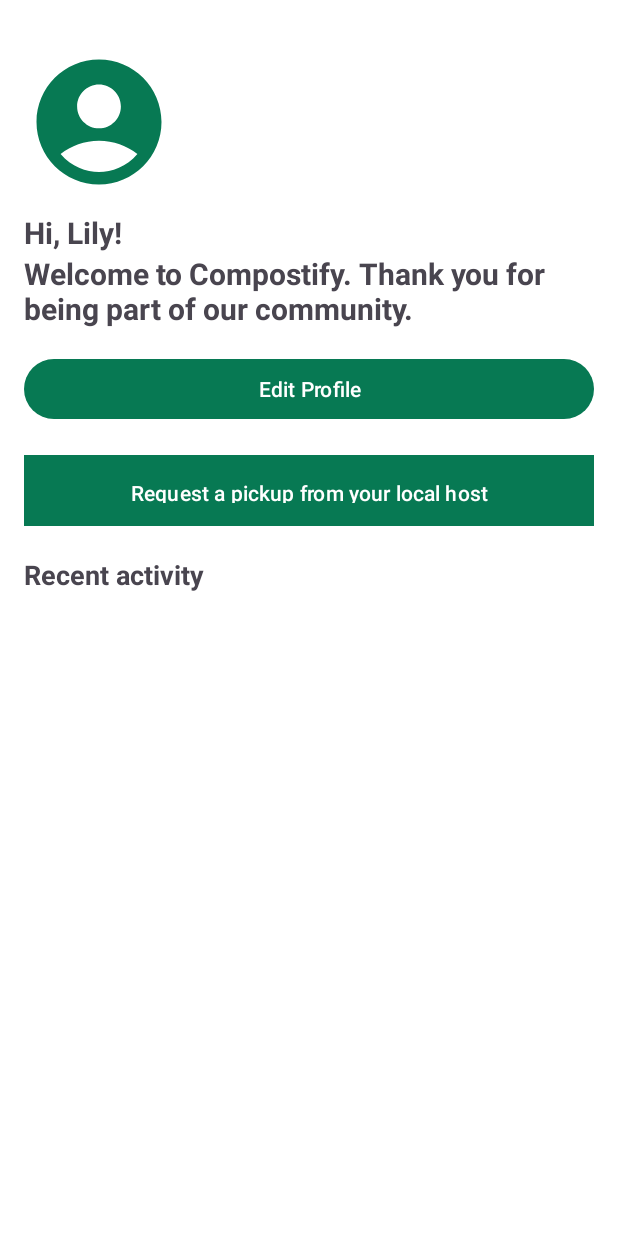
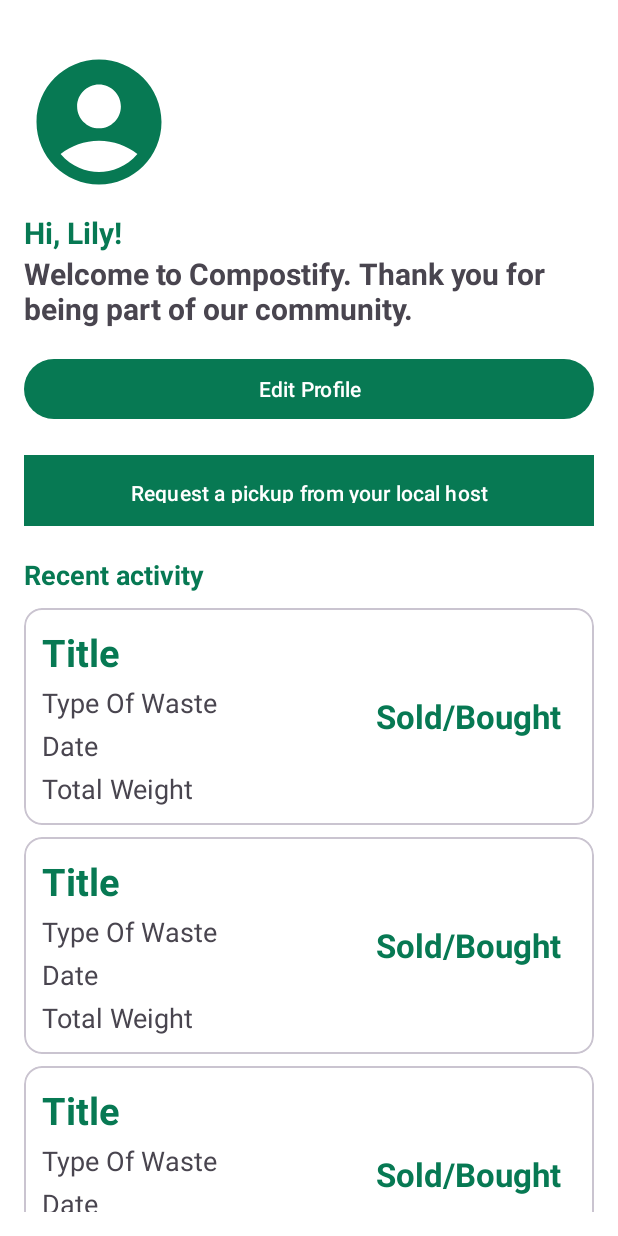
Before and after one commit to RiddhiSGithub/Compostify, an Android app: the layout fragment_home.xml on its own in the app's theme, with its tools: preview values and no code run, on a phone screen of 412 x 824 dp. Run offline under Robolectric (Android 15) with nearby library versions, the phone set to English and light mode, and no system bars.

Commit message:
fragment_home.xml, fragment_search.xml, and user_recent_activity_list.xml Changes

```diff
--- a/app/src/main/res/layout/fragment_home.xml
+++ b/app/src/main/res/layout/fragment_home.xml
@@ -1,9 +1,9 @@
 <?xml version="1.0" encoding="utf-8"?>
-<LinearLayout
-    xmlns:android="http://schemas.android.com/apk/res/android"
+<LinearLayout xmlns:android="http://schemas.android.com/apk/res/android"
     xmlns:app="http://schemas.android.com/apk/res-auto"
     android:layout_width="match_parent"
     android:layout_height="match_parent"
+    xmlns:tools="http://schemas.android.com/tools"
     android:orientation="vertical"
     android:background="@color/secondary"
     android:padding="16sp">
@@ -27,7 +27,7 @@
         android:layout_width="match_parent"
         android:layout_height="wrap_content"
         android:text="@string/hi_lily"
-
+        android:textColor="@color/primary"
         android:textSize="20sp"
         android:textStyle="bold" />
 
@@ -67,6 +67,7 @@
         android:layout_height="wrap_content"
         android:text="@string/recent_activity"
         android:textSize="18sp"
+        android:textColor="@color/primary"
         android:textStyle="bold"
         android:layout_marginTop="16sp" />
 
@@ -75,5 +76,8 @@
         android:id="@+id/recentActivityRecyclerView"
         android:layout_width="match_parent"
         android:layout_height="0sp"
-        android:layout_weight="1" />
+        android:layout_marginTop="10dp"
+        android:layout_weight="1"
+        android:transitionGroup="true"
+        tools:listitem="@layout/user_recent_activity_list" />
 </LinearLayout>
--- a/app/src/main/res/layout/fragment_search.xml
+++ b/app/src/main/res/layout/fragment_search.xml
@@ -35,7 +35,7 @@
         android:layout_marginTop="8dp"/>
 
     <androidx.recyclerview.widget.RecyclerView
-        android:id="@+id/rvAccommodations"
+        android:id="@+id/rvWasteList"
         android:layout_width="match_parent"
         android:layout_height="0dp"
         android:layout_marginTop="12dp"
--- a/app/src/main/res/layout/user_recent_activity_list.xml
+++ b/app/src/main/res/layout/user_recent_activity_list.xml
@@ -4,6 +4,7 @@
     android:layout_width="match_parent"
     android:layout_height="wrap_content"
     android:layout_marginBottom="8dp"
+    android:backgroundTint="@color/secondary"
     >
 
     <LinearLayout
@@ -24,7 +25,9 @@
                 android:layout_width="match_parent"
                 android:layout_height="wrap_content"
                 android:text="@string/title"
-                android:textSize="22sp" />
+                android:textSize="25sp"
+                android:textColor="@color/primary"
+                android:textStyle="bold"/>
 
             <com.google.android.material.textview.MaterialTextView
                 android:id="@+id/txtTypeOfWaste"
@@ -56,7 +59,8 @@
             android:text="@string/sold_bought"
             android:textSize="22sp"
             android:textStyle="bold"
-            android:layout_marginEnd="10dp"/>
+            android:layout_marginEnd="10dp"
+            android:textColor="@color/primary"/>
 
     </LinearLayout>
 
```
